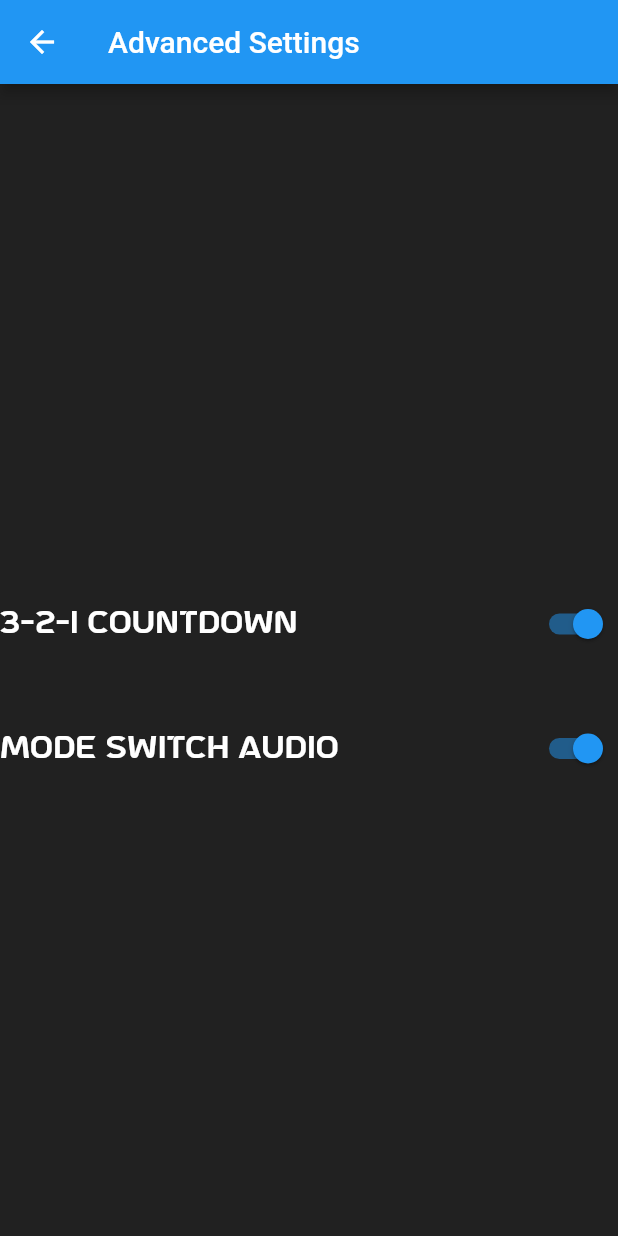
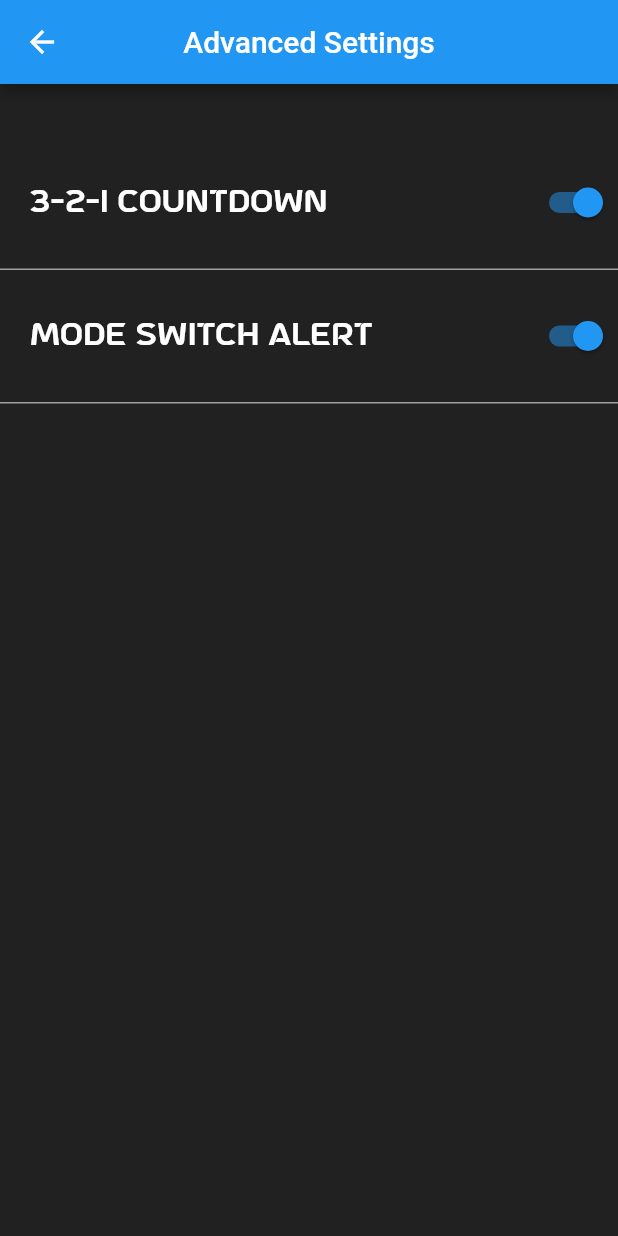
Before and after one commit to Hieroglyphical4/hiit-time, a Flutter app: the SettingsMenu screen opened directly, after a tap on the "list" icon, on a phone screen of 412 x 824 dp. Run offline on Flutter 3.47's test engine with Material 2 defaults, Android fonts, the phone set to English and light mode, and no system bars; our stand-ins replace audioplayers, native_device_orientation, wakelock; missing offline and left inert: hiit.time; statements that could not run were skipped.

```diff
--- a/lib/Config/settings.dart
+++ b/lib/Config/settings.dart
@@ -13,7 +13,7 @@ bool appMuted = false;
 
 // Advanced Menu Settings:
 bool threeTwoOneCountdownEnabled = true;
-bool modeSwitchAudioEnabled = true;
+bool modeSwitchAlertEnabled = true;
 
 
 
--- a/lib/advanced_settings_menu.dart
+++ b/lib/advanced_settings_menu.dart
@@ -26,12 +26,12 @@ class _AdvancedSettingsMenuState extends State<AdvancedSettingsMenu> {
     });
   }
 
-  void _onModeSwitchAudioChanged(bool value) {
+  void _onModeSwitchAlertChanged(bool value) {
     setState(() {
-      if (modeSwitchAudioEnabled) {
-        modeSwitchAudioEnabled = false;
+      if (modeSwitchAlertEnabled) {
+        modeSwitchAlertEnabled = false;
       } else {
-        modeSwitchAudioEnabled = true;
+        modeSwitchAlertEnabled = true;
       }
 
     });
@@ -42,6 +42,7 @@ class _AdvancedSettingsMenuState extends State<AdvancedSettingsMenu> {
       backgroundColor: secondaryColor,
       resizeToAvoidBottomInset: true,
       appBar: AppBar(
+        centerTitle: true,
         title: Text('Advanced Settings'),
           leading: IconButton(
           icon: Icon(Icons.arrow_back),
@@ -51,7 +52,6 @@ class _AdvancedSettingsMenuState extends State<AdvancedSettingsMenu> {
           ),
       ),
       body: Center(
-        child: Align(
         child: SingleChildScrollView(
           child: Form(
             key: _formKey,
@@ -59,14 +59,16 @@ class _AdvancedSettingsMenuState extends State<AdvancedSettingsMenu> {
               direction: Axis.vertical,
               children: [
                 Column(
-                    mainAxisAlignment: MainAxisAlignment.start,
+                  mainAxisAlignment: MainAxisAlignment.spaceBetween,
                   children: [
-                      const SizedBox(height: 35),
+                    const SizedBox(height: 20),
                     /////////////////////////////
                     // 3-2-1 Countdown Settings
                     /////////////////////////////
                     Row(
                       children: [
+                        const SizedBox(width: 20),
+
                         Text('3-2-1 Countdown',
                             style: TextStyle(
                                 color: threeTwoOneCountdownEnabled
@@ -76,7 +78,9 @@ class _AdvancedSettingsMenuState extends State<AdvancedSettingsMenu> {
                                 fontSize: 20,
                                 height: 1.1),
                             textAlign: TextAlign.center),
+
                         Spacer(),
+
                         Switch(
                           value: threeTwoOneCountdownEnabled,
                           onChanged: _on321CountdownChanged,
@@ -84,30 +88,41 @@ class _AdvancedSettingsMenuState extends State<AdvancedSettingsMenu> {
                       ],
                     ),
 
-                      const SizedBox(height: 35),
+                    const SizedBox(height: 20),
+                    SizedBox(height: 1, child: Container(color: Colors.grey)),
+                    const SizedBox(height: 20),
                     ///////////////////////////////
                     // Mode Switch Audio Settings
                     //////////////////////////////
                     Row(
                       children: [
-                          Text('Mode Switch Audio',
+                        const SizedBox(width: 20),
+
+                        Text('Mode Switch Alert',
                             style: TextStyle(
-                                  color: modeSwitchAudioEnabled
+                                color: modeSwitchAlertEnabled
                                   ? primaryColor
                                   : Colors.grey,
                                 fontFamily: 'AstroSpace',
                                 fontSize: 20,
                                 height: 1.1),
                             textAlign: TextAlign.center),
+
                         Spacer(),
+
                         Switch(
-                            value: modeSwitchAudioEnabled,
-                            onChanged: _onModeSwitchAudioChanged,
+                          value: modeSwitchAlertEnabled,
+                          onChanged: _onModeSwitchAlertChanged,
                         ),
 
                       ],
                     ),
 
+                    const SizedBox(height: 20),
+                    SizedBox(height: 1, child: Container(color: Colors.grey)),
+                    const SizedBox(height: 20),
+
+                    const SizedBox(height: 500),
                   ],
                 )
               ],
@@ -115,7 +130,6 @@ class _AdvancedSettingsMenuState extends State<AdvancedSettingsMenu> {
           ),
         ),
       ),
-      ),
     );
   }
 }
--- a/lib/main.dart
+++ b/lib/main.dart
@@ -65,14 +65,14 @@ class _MyAppState extends State<MyApp> {
     // Rest Flip indicates the duration needs to be set to Rest Duration
     if (restFlip) {
       _audioPlayer.setVolume(setVolume);
-      if (!appMuted && modeSwitchAudioEnabled) {
+      if (!appMuted && modeSwitchAlertEnabled) {
         _audioPlayer.play(AssetSource('sounds/Amplified/Rest-Voice-salli-Amped.mp3'));
       }
       _duration = setRestDuration;
       _restDuration = setStartTime;
     } else {
       _audioPlayer.setVolume(setVolume);
-      if (!appMuted && modeSwitchAudioEnabled) {
+      if (!appMuted && modeSwitchAlertEnabled) {
         _audioPlayer.play(AssetSource('sounds/Amplified/Work-Voice-salli-Amped.mp3'));
       }
       _duration = setStartTime;
--- a/lib/settings_menu.dart
+++ b/lib/settings_menu.dart
@@ -177,9 +177,9 @@ class _SettingsMenuState extends State<SettingsMenu> {
                       // Settings Text Header      ///
                       ////////////////////////////////
                       Row(
-                          mainAxisAlignment: MainAxisAlignment.center,
+                          // mainAxisAlignment: MainAxisAlignment.center,
                           children: [
-                            const Spacer(flex: 2),
+                            const Spacer(flex: 3),
 
                             Container(
                               height: 60,
@@ -203,7 +203,10 @@ class _SettingsMenuState extends State<SettingsMenu> {
                           IconButton(
                             iconSize: 45,
                             color: primaryColor,
-                            icon: const Icon(Icons.list),
+                            icon: Transform.scale(
+                                scale: -1,
+                                child: const Icon(Icons.list)
+                            ),
                             onPressed: () {
                               HapticFeedback.mediumImpact();
 
```
Lines whose indentation alone changed are shown as unchanged.
